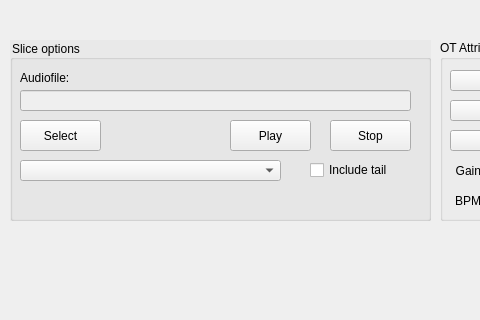
KaiDrange/OctaChainer, file tabstepswidget.ui: the form before one commit; both pictures show x 0 to 480 and y 0 to 320 of the 710 by 424 pixel window.
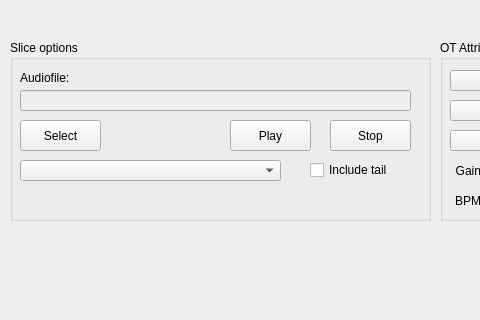
The form after the commit.

Commit message:
Remove all remaining QGroupBox style sheets
This makes them all look like standard group boxes.

What changed in the file:
```diff
--- a/tabstepswidget.ui
+++ b/tabstepswidget.ui
@@ -373,9 +373,6 @@
      <height>181</height>
     </rect>
    </property>
-   <property name="styleSheet">
-    <string notr="true">background-color: rgba(230, 230, 230, 150);</string>
-   </property>
    <property name="title">
     <string>Slice options</string>
    </property>
```
The commit also changes 3 other files.
